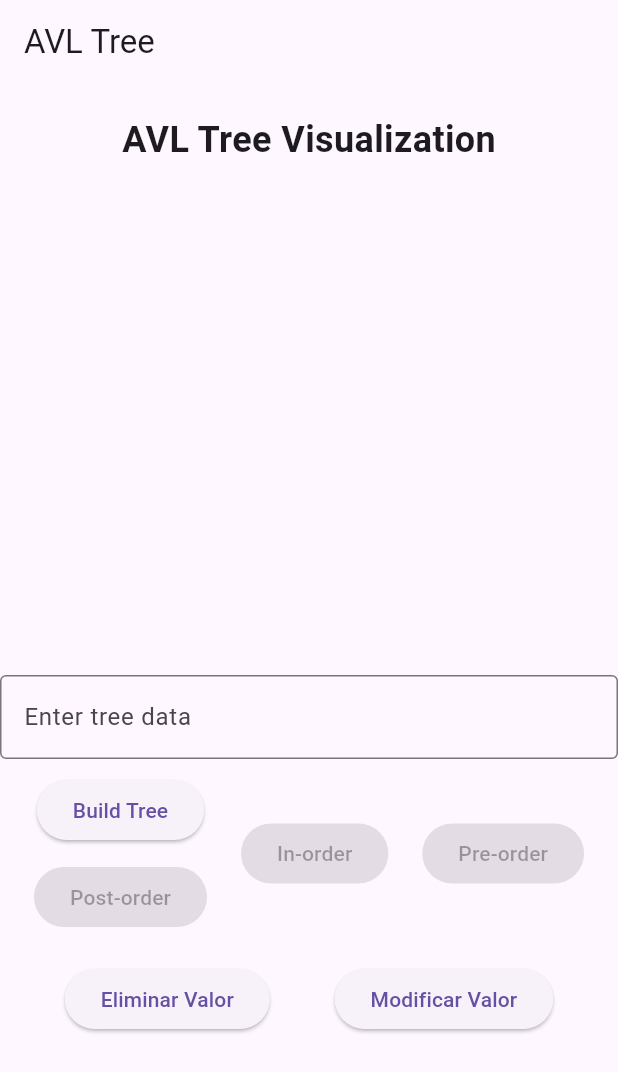
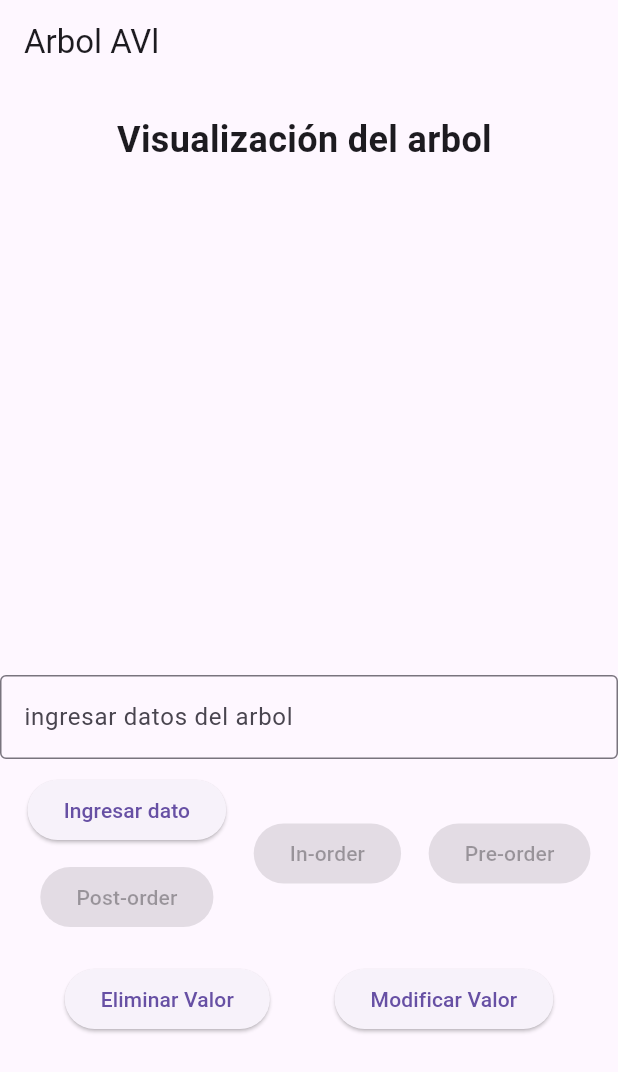
Before and after one commit to peluza43/arbol_avl, a Flutter app: the screen it shows after launch, on a phone screen of 412 x 824 dp. Shown: the top 1072 px of the screen. Run offline on Flutter 3.47's test engine with Material 3 defaults, Android fonts, the phone set to English and light mode, and no system bars.

```diff
--- a/lib/main.dart
+++ b/lib/main.dart
@@ -8,7 +8,7 @@ class AVLTreeApp extends StatelessWidget {
   @override
   Widget build(BuildContext context) {
     return MaterialApp(
-      title: 'AVL Tree App',
+      title: ' AVL',
       theme: ThemeData(
         primarySwatch: Colors.blue,
       ),
@@ -33,7 +33,7 @@ class _AVLTreeScreenState extends State<AVLTreeScreen> {
   Widget build(BuildContext context) {
     return Scaffold(
       appBar: AppBar(
-        title: Text('AVL Tree'),
+        title: Text('Arbol AVl'),
       ),
       body: SingleChildScrollView(
         child: Column(
@@ -44,7 +44,7 @@ class _AVLTreeScreenState extends State<AVLTreeScreen> {
                 mainAxisAlignment: MainAxisAlignment.center,
                 children: <Widget>[
                   Text(
-                    'AVL Tree Visualization',
+                    'Visualización del arbol ',
                     style: TextStyle(fontSize: 24.0, fontWeight: FontWeight.bold),
                   ),
                   SizedBox(height: 20.0),
@@ -59,7 +59,7 @@ class _AVLTreeScreenState extends State<AVLTreeScreen> {
             TextField(
               controller: _controller,
               decoration: InputDecoration(
-                labelText: 'Enter tree data',
+                labelText: 'ingresar datos del arbol',
                 border: OutlineInputBorder(),
               ),
               onChanged: (value) {
@@ -76,7 +76,7 @@ class _AVLTreeScreenState extends State<AVLTreeScreen> {
                   children: [
                     ElevatedButton(
                       onPressed: _buildAVLTree,
-                      child: Text('Build Tree'),
+                      child: Text('Ingresar dato'),
                     ),
                     SizedBox(height: 10.0),
                     ElevatedButton(
```
